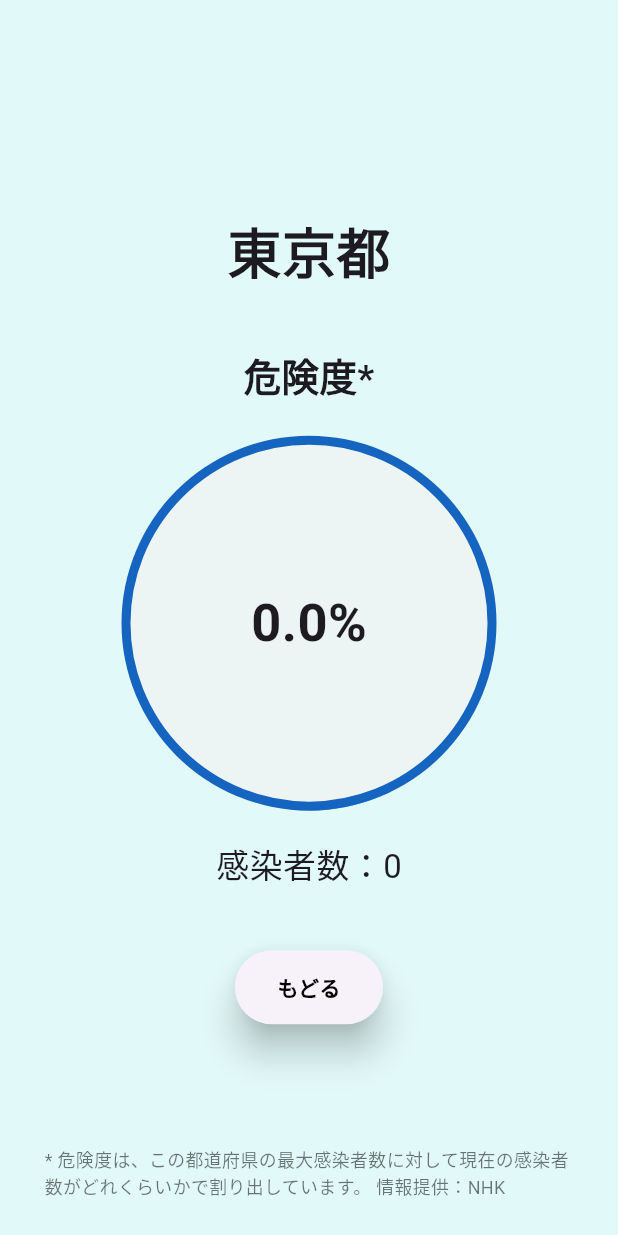
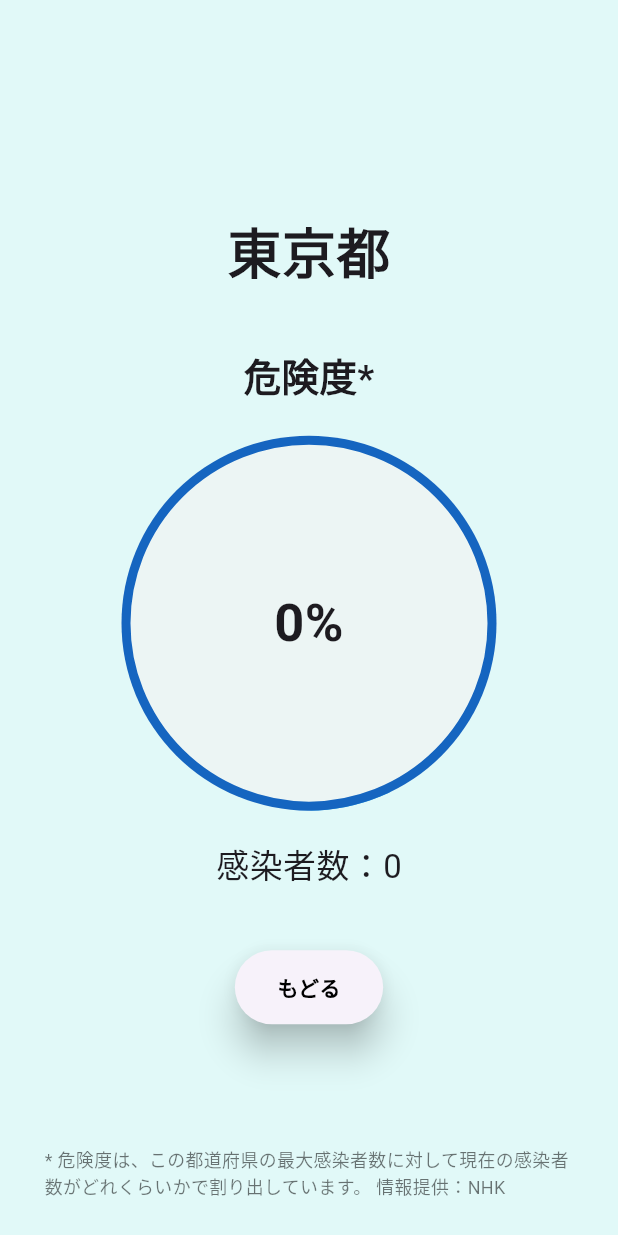
Before and after one commit to mqkotoo/corona_patients_count, a Flutter app: the SecondScreen screen opened directly, on a phone screen of 412 x 824 dp. Run offline on Flutter 3.47's test engine with Material 2 defaults, Android fonts, the phone set to English and light mode, and no system bars; our stand-ins replace flutter_riverpod, liquid_progress_indicator, loading_animation_widget; missing offline and left inert: flutter_echarts.

Commit message:
危険度表示

```diff
--- a/lib/screen/second_screen.dart
+++ b/lib/screen/second_screen.dart
@@ -16,10 +16,11 @@ class SecondScreen extends ConsumerWidget {
     final patientCount = ref.watch(patientNumProvider);
     final risk = ref.watch(riskProvider);
 
+    //危険度割合を100枚して四捨五入して整数にしている
+    var riskText = (risk * 100).round();
+
     var deviceHeight = MediaQuery.of(context).size.height;
     var deviceWidth = MediaQuery.of(context).size.width;
-
-    // Color riskTextColor = Colors.lightBlue[400]!.computeLuminance() < 0.5 ? Colors.white : Colors.black;
 
     return Scaffold(
       backgroundColor: const Color(0xFFE1F9F8),
@@ -58,7 +59,7 @@ class SecondScreen extends ConsumerWidget {
                           borderWidth: 6.0,
                           direction: Axis.vertical,
                           // The direction the liquid moves (Axis.vertical = bottom to top, Axis.horizontal = left to right). Defaults to Axis.vertical.
-                          center: Text("$risk%",style: TextStyle(fontSize: 35,fontWeight: FontWeight.bold)),
+                          center: Text("$riskText%",style: TextStyle(fontSize: 35,fontWeight: FontWeight.bold)),
                         ),
                       ),
                     ),
```
